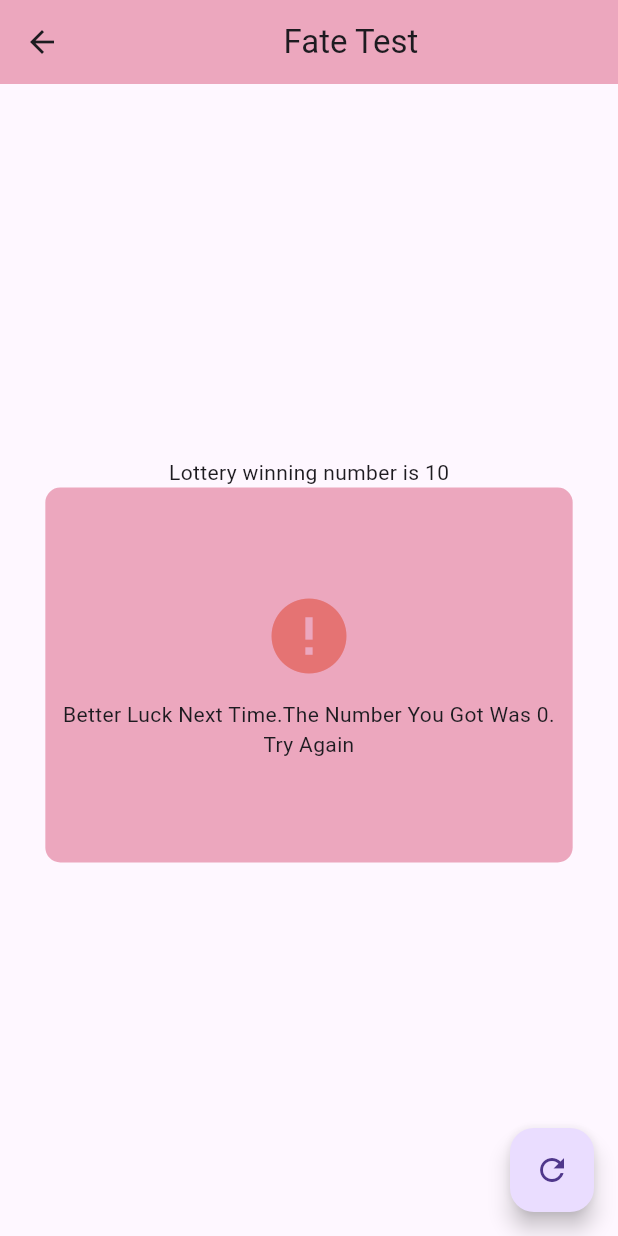
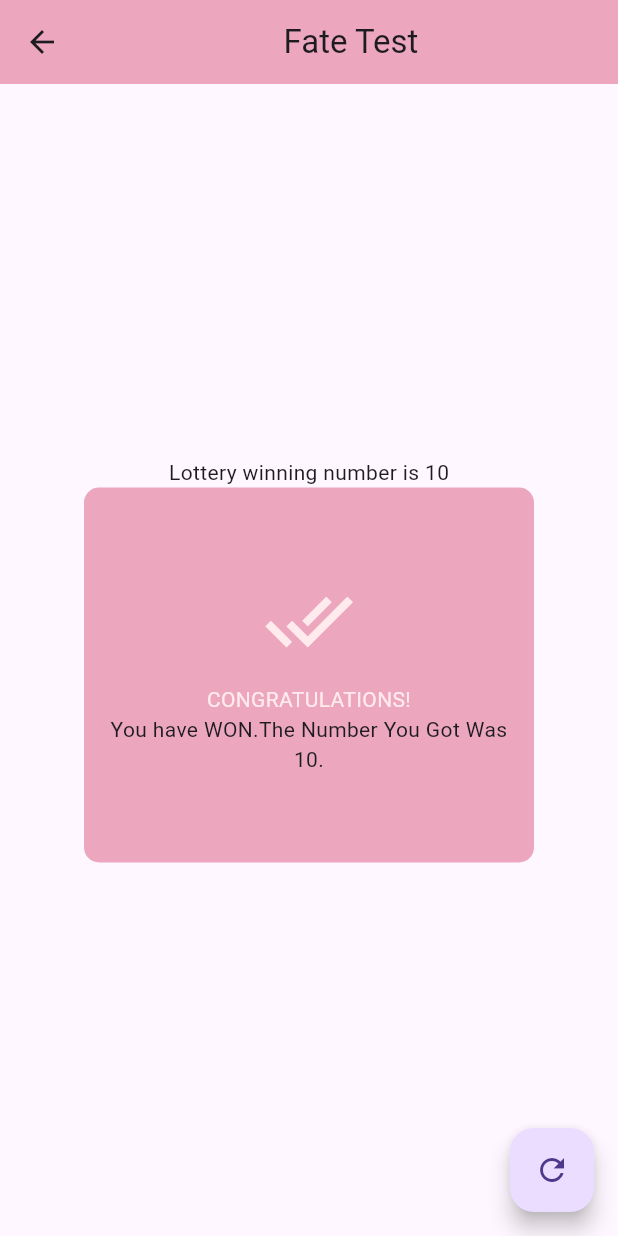
Before and after one commit to AbihaRiaz1703/first-Scar, a Flutter app: the Last screen opened directly, after a tap on the "refresh" icon, on a phone screen of 412 x 824 dp. Run offline on Flutter 3.47's test engine with Material 3 defaults, Android fonts, the phone set to English and light mode, and no system bars.

```diff
--- a/lib/cool.dart
+++ b/lib/cool.dart
@@ -26,13 +26,36 @@ class _LastState extends State<Last> {
           const Center(child: Text('Lottery winning number is 10')),
           Container(
             height: 250,
+            width: 300,
             decoration: BoxDecoration(
                 color: const Color.fromARGB(255, 236, 167, 190),
                 borderRadius: BorderRadius.circular(10)),
             child: Padding(
               padding: const EdgeInsets.all(10.0),
-              child: x == 5
-                  ? const Text('Condition Matches')
+              child: x == 10
+                  ? Column(
+                      mainAxisAlignment: MainAxisAlignment.center,
+                      crossAxisAlignment: CrossAxisAlignment.center,
+                      children: [
+                        Icon(
+                          Icons.done_all,
+                          color: Colors.red.shade50,
+                          size: 60,
+                        ),
+                        const SizedBox(
+                          height: 12,
+                        ),
+                        Text(
+                          'CONGRATULATIONS!',
+                          textAlign: TextAlign.center,
+                          style: TextStyle(color: Colors.red.shade50),
+                        ),
+                        Text(
+                          'You have WON.The Number You Got Was $x.',
+                          textAlign: TextAlign.center,
+                        )
+                      ],
+                    )
                   : Column(
                       mainAxisAlignment: MainAxisAlignment.center,
                       crossAxisAlignment: CrossAxisAlignment.center,
@@ -57,7 +80,7 @@ class _LastState extends State<Last> {
       ),
       floatingActionButton: FloatingActionButton(
         onPressed: () {
-          x = random.nextInt(10);
+          x = random.nextInt(15);
           print(x);
           setState(() {});
         },
```
